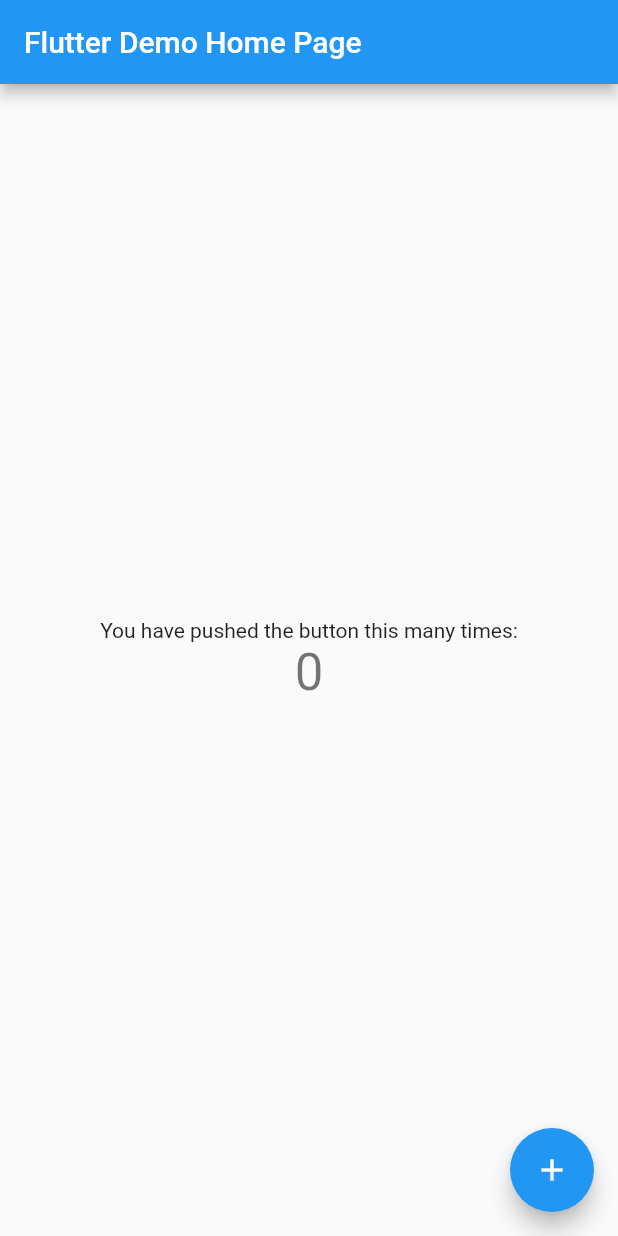
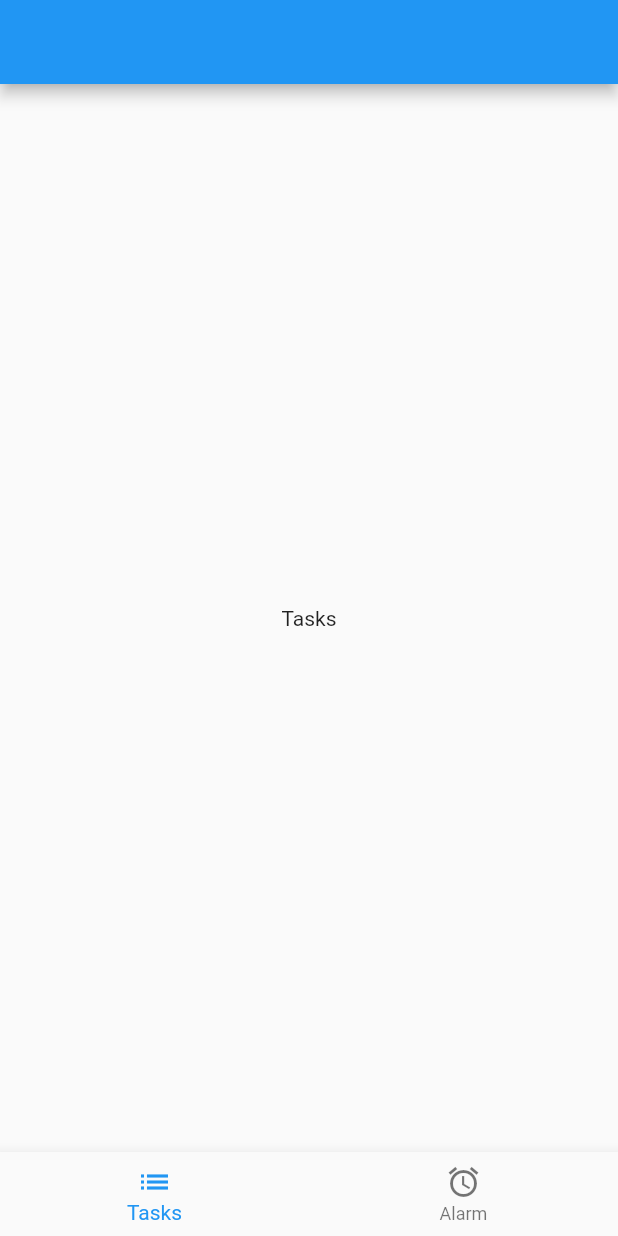
Before and after one commit to DeRidderJonas/BAP_Todo_Flutter, a Flutter app: the screen it shows after launch, on a phone screen of 412 x 824 dp. Run offline on Flutter 3.47's test engine with Material 2 defaults, Android fonts, the phone set to English and light mode, and no system bars.

```diff
--- /dev/null
+++ b/lib/alarm_widget.dart
@@ -0,0 +1,18 @@
+import 'package:flutter/material.dart';
+
+class Alarm extends StatefulWidget {
+  Alarm({Key key}) :super(key: key);
+
+  @override
+  _AlarmState createState() => _AlarmState();
+}
+
+class _AlarmState extends State<Alarm> {
+  @override
+  Widget build(BuildContext context) {
+    return Center(
+      child: Text("Alarm"),
+    );
+  }
+
+}
--- /dev/null
+++ b/lib/home_widget.dart
@@ -0,0 +1,44 @@
+import 'package:flutter/material.dart';
+import 'tasks_widget.dart';
+import 'alarm_widget.dart';
+
+class MyHomePage extends StatefulWidget {
+  MyHomePage({Key key}) : super(key: key);
+
+  @override
+  _MyHomePageState createState() => _MyHomePageState();
+}
+
+class _MyHomePageState extends State<MyHomePage> {
+  int _currentIndex = 0;
+  final List<Widget> _children = [
+    TasksList(),
+    Alarm()
+  ];
+
+  @override
+  Widget build(BuildContext context) {
+    return Scaffold(
+      appBar: AppBar(
+        title: Text(""),
+      ),
+      body: _children[_currentIndex],
+      bottomNavigationBar: BottomNavigationBar(
+        currentIndex: _currentIndex,
+        onTap: onTabTapped,
+        items: [
+          BottomNavigationBarItem(
+              icon: new Icon(Icons.list), title: new Text("Tasks")),
+          BottomNavigationBarItem(
+              icon: new Icon(Icons.alarm), title: new Text("Alarm"))
+        ],
+      ),
+    );
+  }
+
+  void onTabTapped(int index) {
+    setState(() {
+      _currentIndex = index;
+    });
+  }
+}
--- a/lib/main.dart
+++ b/lib/main.dart
@@ -1,111 +1,17 @@
 import 'package:flutter/material.dart';
+import 'home_widget.dart';
 
 void main() => runApp(MyApp());
 
 class MyApp extends StatelessWidget {
-  // This widget is the root of your application.
   @override
   Widget build(BuildContext context) {
     return MaterialApp(
       title: 'Flutter Demo',
       theme: ThemeData(
-        // This is the theme of your application.
-        //
-        // Try running your application with "flutter run". You'll see the
-        // application has a blue toolbar. Then, without quitting the app, try
-        // changing the primarySwatch below to Colors.green and then invoke
-        // "hot reload" (press "r" in the console where you ran "flutter run",
-        // or simply save your changes to "hot reload" in a Flutter IDE).
-        // Notice that the counter didn't reset back to zero; the application
-        // is not restarted.
         primarySwatch: Colors.blue,
       ),
-      home: MyHomePage(title: 'Flutter Demo Home Page'),
+      home: MyHomePage(),
     );
   }
 }
-
-class MyHomePage extends StatefulWidget {
-  MyHomePage({Key key, this.title}) : super(key: key);
-
-  // This widget is the home page of your application. It is stateful, meaning
-  // that it has a State object (defined below) that contains fields that affect
-  // how it looks.
-
-  // This class is the configuration for the state. It holds the values (in this
-  // case the title) provided by the parent (in this case the App widget) and
-  // used by the build method of the State. Fields in a Widget subclass are
-  // always marked "final".
-
-  final String title;
-
-  @override
-  _MyHomePageState createState() => _MyHomePageState();
-}
-
-class _MyHomePageState extends State<MyHomePage> {
-  int _counter = 0;
-
-  void _incrementCounter() {
-    setState(() {
-      // This call to setState tells the Flutter framework that something has
-      // changed in this State, which causes it to rerun the build method below
-      // so that the display can reflect the updated values. If we changed
-      // _counter without calling setState(), then the build method would not be
-      // called again, and so nothing would appear to happen.
-      _counter++;
-    });
-  }
-
-  @override
-  Widget build(BuildContext context) {
-    // This method is rerun every time setState is called, for instance as done
-    // by the _incrementCounter method above.
-    //
-    // The Flutter framework has been optimized to make rerunning build methods
-    // fast, so that you can just rebuild anything that needs updating rather
-    // than having to individually change instances of widgets.
-    return Scaffold(
-      appBar: AppBar(
-        // Here we take the value from the MyHomePage object that was created by
-        // the App.build method, and use it to set our appbar title.
-        title: Text(widget.title),
-      ),
-      body: Center(
-        // Center is a layout widget. It takes a single child and positions it
-        // in the middle of the parent.
-        child: Column(
-          // Column is also layout widget. It takes a list of children and
-          // arranges them vertically. By default, it sizes itself to fit its
-          // children horizontally, and tries to be as tall as its parent.
-          //
-          // Invoke "debug painting" (press "p" in the console, choose the
-          // "Toggle Debug Paint" action from the Flutter Inspector in Android
-          // Studio, or the "Toggle Debug Paint" command in Visual Studio Code)
-          // to see the wireframe for each widget.
-          //
-          // Column has various properties to control how it sizes itself and
-          // how it positions its children. Here we use mainAxisAlignment to
-          // center the children vertically; the main axis here is the vertical
-          // axis because Columns are vertical (the cross axis would be
-          // horizontal).
-          mainAxisAlignment: MainAxisAlignment.center,
-          children: <Widget>[
-            Text(
-              'You have pushed the button this many times:',
-            ),
-            Text(
-              '$_counter',
-              style: Theme.of(context).textTheme.display1,
-            ),
-          ],
-        ),
-      ),
-      floatingActionButton: FloatingActionButton(
-        onPressed: _incrementCounter,
-        tooltip: 'Increment',
-        child: Icon(Icons.add),
-      ), // This trailing comma makes auto-formatting nicer for build methods.
-    );
-  }
-}
--- /dev/null
+++ b/lib/tasks_widget.dart
@@ -0,0 +1,18 @@
+import 'package:flutter/material.dart';
+
+class TasksList extends StatefulWidget {
+  TasksList({Key key}) : super(key: key);
+
+  @override
+  _TasksListState createState() => _TasksListState();
+}
+
+class _TasksListState extends State<TasksList> {
+  @override
+  Widget build(BuildContext context) {
+    return Center(
+      child: Text("Tasks"),
+    );
+  }
+
+}
```
